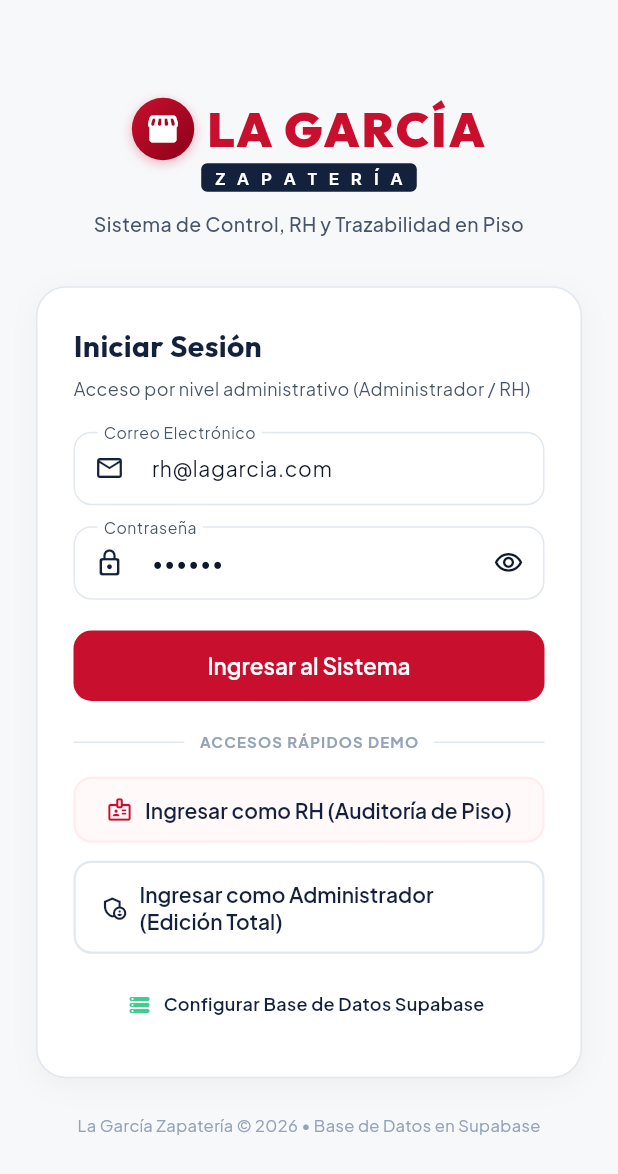
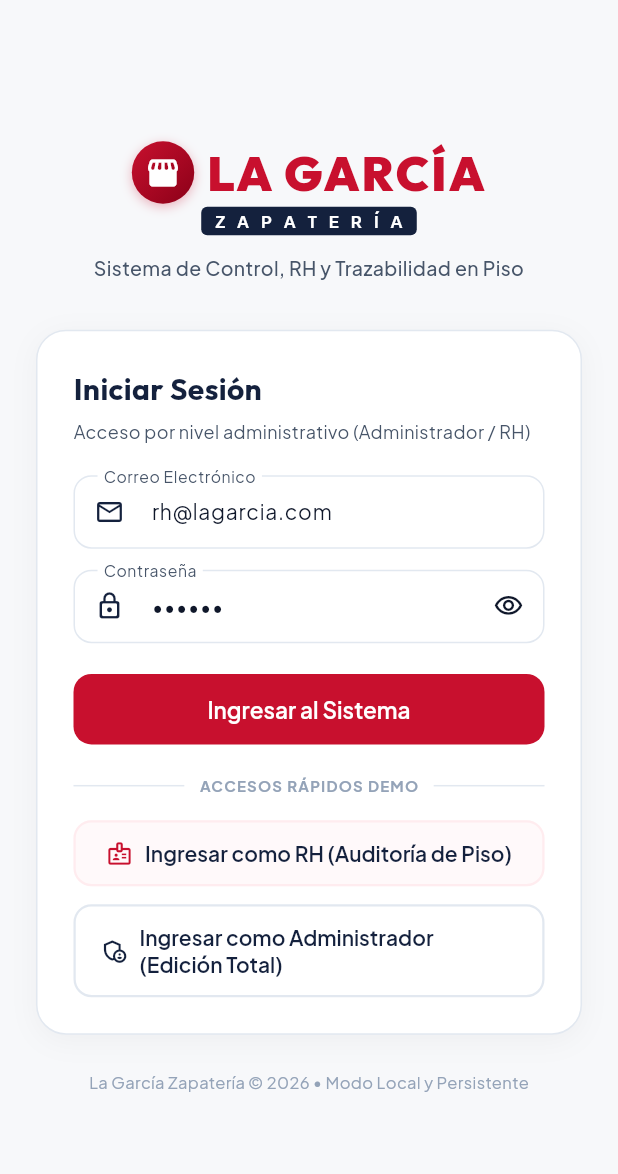
Before and after one commit to gerardobulnes2001-design/RH_Manage_Control, a Flutter app: the screen it shows after launch, on a phone screen of 412 x 824 dp. Shown: the top 1174 px of the screen. Run offline on Flutter 3.47's test engine with Material 3 defaults, Android fonts, the phone set to English and light mode, and no system bars; our stand-ins replace fl_chart, google_fonts, pdf, printing, shared_preferences, supabase_flutter; accounts and stored records are empty.

Commit message:
Revert to 100% local database with offline persistence

```diff
--- a/lib/main.dart
+++ b/lib/main.dart
@@ -1,22 +1,18 @@
 import 'package:flutter/material.dart';
 import 'package:provider/provider.dart';
-import 'config/supabase_config.dart';
 import 'providers/admin_provider.dart';
 import 'providers/auth_provider.dart';
 import 'providers/visit_provider.dart';
 import 'repositories/database_repository.dart';
-import 'repositories/supabase_database_repository.dart';
+import 'repositories/local_database_repository.dart';
 import 'screens/auth/login_screen.dart';
 import 'theme/app_theme.dart';
 
 void main() async {
   WidgetsFlutterBinding.ensureInitialized();
 
-  // Inicializar cliente Supabase
-  await SupabaseConfig.initializeClient();
-
-  // Repositorio de base de datos Supabase (con sincronización y persistencia)
-  final DatabaseRepository databaseRepository = SupabaseDatabaseRepository();
+  // Repositorio de base de datos local (persistente con SharedPreferences y datos iniciales)
+  final DatabaseRepository databaseRepository = LocalDatabaseRepository();
 
   runApp(
     MultiProvider(
--- a/lib/screens/auth/login_screen.dart
+++ b/lib/screens/auth/login_screen.dart
@@ -6,7 +6,6 @@
 import '../../widgets/brand_logo.dart';
 import '../rh/rh_dashboard_screen.dart';
 import '../admin/admin_dashboard_screen.dart';
-import '../admin/supabase_settings_dialog.dart';
 
 class LoginScreen extends StatefulWidget {
   const LoginScreen({super.key});
@@ -236,21 +235,6 @@
                             side: const BorderSide(color: AppColors.cardBorder, width: 1.5),
                           ),
                         ),
-                        const SizedBox(height: 10),
-
-                        // Botón Configurar Supabase
-                        TextButton.icon(
-                          onPressed: () => SupabaseSettingsDialog.show(context),
-                          icon: const Icon(Icons.storage_rounded, size: 16, color: Color(0xFF3ECF8E)),
-                          label: Text(
-                            'Configurar Base de Datos Supabase',
-                            style: GoogleFonts.plusJakartaSans(
-                              fontSize: 12,
-                              fontWeight: FontWeight.w600,
-                              color: AppColors.navy,
-                            ),
-                          ),
-                        ),
                       ],
                     ),
                   ),
@@ -258,7 +242,7 @@
                   const SizedBox(height: 24),
                   Center(
                     child: Text(
-                      'La García Zapatería © 2026 • Base de Datos en Supabase',
+                      'La García Zapatería © 2026 • Modo Local y Persistente',
                       style: GoogleFonts.plusJakartaSans(
                         fontSize: 11,
                         color: AppColors.textMuted,
```
